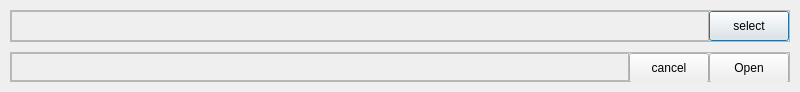
First picture: the form in editor/opendialog.ui, repository ErrrOrrr503/DOORkaEngine, before the edit.
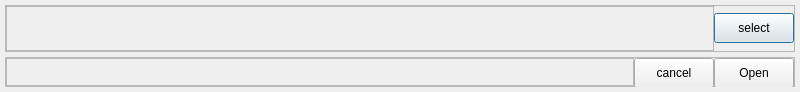
Second picture: the form after the edit.

The edit to the form file:
```diff
--- a/editor/opendialog.ui
+++ b/editor/opendialog.ui
@@ -33,19 +33,19 @@
   </property>
   <layout class="QVBoxLayout" name="verticalLayout">
    <property name="spacing">
-    <number>10</number>
+    <number>5</number>
    </property>
    <property name="leftMargin">
-    <number>10</number>
+    <number>5</number>
    </property>
    <property name="topMargin">
-    <number>10</number>
+    <number>5</number>
    </property>
    <property name="rightMargin">
-    <number>10</number>
+    <number>5</number>
    </property>
    <property name="bottomMargin">
-    <number>10</number>
+    <number>5</number>
    </property>
    <item>
     <widget class="QFrame" name="frame">
@@ -73,6 +73,12 @@
       </property>
       <item>
        <widget class="QFrame" name="frame_filename">
+        <property name="minimumSize">
+         <size>
+          <width>0</width>
+          <height>30</height>
+         </size>
+        </property>
         <property name="frameShape">
          <enum>QFrame::StyledPanel</enum>
         </property>
```
